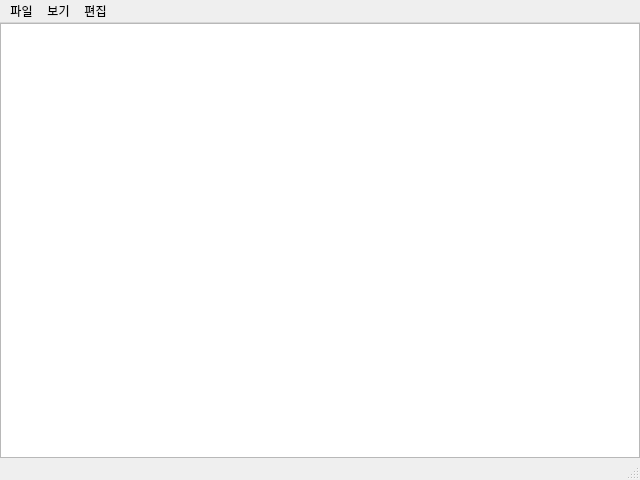
Before: the Qt Designer form PYQT/test002.ui in chaossky/Python, drawn with Qt 5.
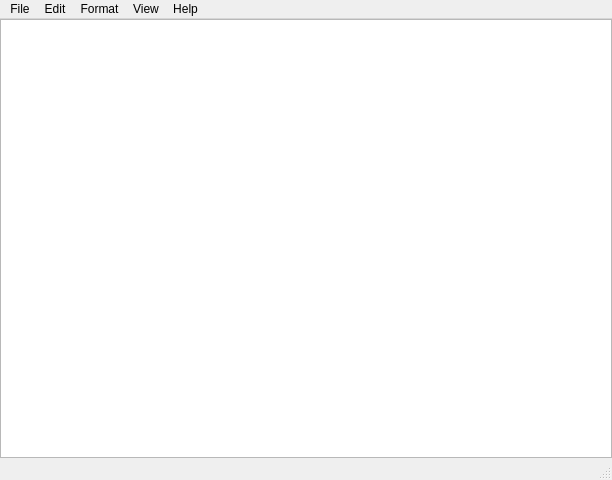
After: the same form once the commit is applied.

Commit message: DSA와 PYQT 뽀개기2

What changed in the file:
```diff
--- a/PYQT/test002.ui
+++ b/PYQT/test002.ui
@@ -6,7 +6,7 @@
    <rect>
     <x>0</x>
     <y>0</y>
-    <width>640</width>
+    <width>612</width>
     <height>480</height>
    </rect>
   </property>
@@ -41,28 +41,40 @@
     <rect>
      <x>0</x>
      <y>0</y>
-     <width>640</width>
+     <width>612</width>
      <height>18</height>
     </rect>
    </property>
-   <widget class="QMenu" name="File">
+   <widget class="QMenu" name="menuFile">
     <property name="title">
-     <string>파일</string>
+     <string>File</string>
     </property>
    </widget>
-   <widget class="QMenu" name="View">
+   <widget class="QMenu" name="menuView">
     <property name="title">
-     <string>보기</string>
+     <string>View</string>
     </property>
    </widget>
-   <widget class="QMenu" name="Edit">
+   <widget class="QMenu" name="menuEdit">
     <property name="title">
-     <string>편집</string>
+     <string>Edit</string>
     </property>
    </widget>
-   <addaction name="File"/>
-   <addaction name="View"/>
-   <addaction name="Edit"/>
+   <widget class="QMenu" name="menuFormat">
+    <property name="title">
+     <string>Format</string>
+    </property>
+   </widget>
+   <widget class="QMenu" name="menuHelp">
+    <property name="title">
+     <string>Help</string>
+    </property>
+   </widget>
+   <addaction name="menuFile"/>
+   <addaction name="menuEdit"/>
+   <addaction name="menuFormat"/>
+   <addaction name="menuView"/>
+   <addaction name="menuHelp"/>
   </widget>
   <widget class="QStatusBar" name="statusbar"/>
  </widget>
```
Left out of the diff: 68 changed lines with no effect on the pictures. The commit also changes 1 other file.
